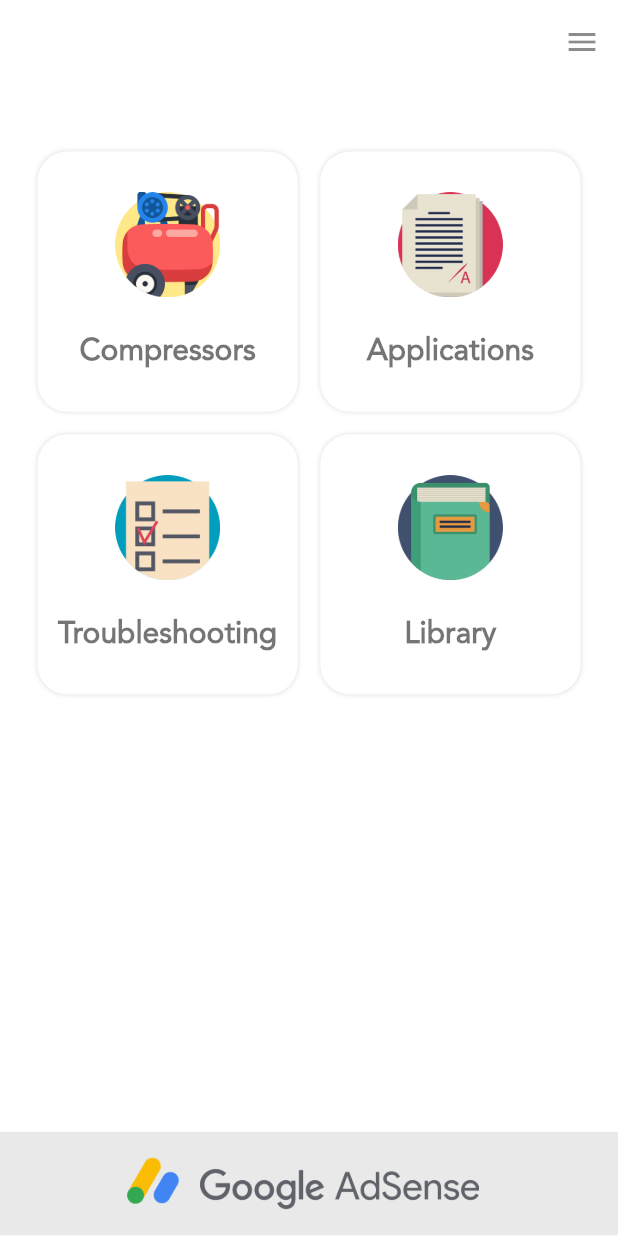
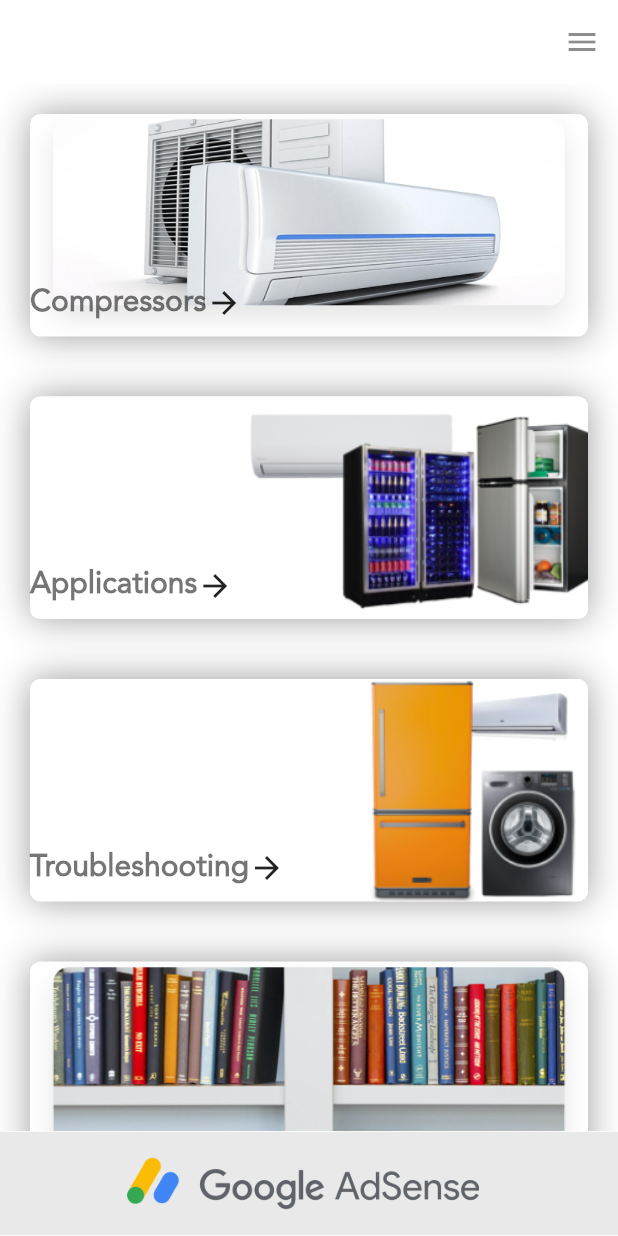
Before and after one commit to khaledshehata1997/hvacr_toolbox, a Flutter app: the MainScreen screen opened directly, on a phone screen of 412 x 824 dp. Run offline on Flutter 3.47's test engine with Material 2 defaults, Android fonts, the phone set to English and light mode, and no system bars; our stand-ins replace splashscreen, video_player.

Commit message:
4 commit (khaled)

```diff
--- a/lib/screens/MainScreen.dart
+++ b/lib/screens/MainScreen.dart
@@ -25,48 +25,50 @@ class _MainScreenState extends State<MainScreen> {
         width:MediaQuery.of(context).size.width,
         child: Image(image: AssetImage("images/group_2.png")),
       ),
-      appBar: appbar(context, " ", false , isdrawer: true , scaffoldKey:_scaffoldKey ),
-      drawer: drawer(context),
-      body: Container(
-        margin: EdgeInsets.only(top:20),
-        padding: EdgeInsets.all(20),
-        alignment: Alignment.center,
-        width: MediaQuery.of(context).size.width,
-        height: MediaQuery.of(context).size.height,
-        child:GridView.count(
-        crossAxisCount: 2,
-        crossAxisSpacing: 5,
-        mainAxisSpacing: 5,
+      appBar: appbar(context, " ", false , isdrawer: true , scaffoldKey:_scaffoldKey ) ,
+      drawer: drawer(context,),
+      body: ListView(
         children: [
-          mainCards( "images/compressor.png" , "Compressors"),
-          mainCards( "images/evaluation.png" , "Applications"),
-          mainCards( "images/questionary.png" , "Troubleshooting"),
-          mainCards( "images/book_5.png" , "Library")
-
+          mainCards( "images/home_images/compr.png" , "Compressors"),
+          mainCards( "images/home_images/app.png" , "Applications"),
+          mainCards( "images/home_images/torub.png" , "Troubleshooting"),
+          mainCards( "images/home_images/lib.png" , "Library"),
         ],
-        )
       ),
     );
   }
   Widget mainCards(image , text){
     return Container(
-      margin: EdgeInsets.all(5),
-      height: 100,
+
+      margin: EdgeInsets.all(20),
+      width: MediaQuery.of(context).size.width*.85,
+      height: MediaQuery.of(context).size.height*.18,
        decoration: BoxDecoration(
+         image:  DecorationImage(
+           image: AssetImage(image),
+           fit: BoxFit.cover,
+         ),
         color: Colors.white,
-        borderRadius: BorderRadius.circular(20),
+        borderRadius: BorderRadius.circular(7),
         boxShadow: [
-          BoxShadow(color: Colors.black12 , blurRadius: 2 , spreadRadius: 0)]
+          BoxShadow(
+              color: Colors.grey
+            , blurRadius: 20,
+          )]
       ),
-      child: Column(
-        mainAxisAlignment: MainAxisAlignment.center,
+      child: Stack(
         children: [
-          Container(
-            width: 70,
-            height: 70,
-            child: Image(image: AssetImage(image))),
-          SizedBox(height:25),
-          Text(text , style:TextStyle(color: Colors.black54 , fontSize:20 , fontWeight: FontWeight.w600) )
+          Positioned(
+            bottom: 10,
+            child: Row(
+              mainAxisAlignment: MainAxisAlignment.spaceBetween,
+              children: [
+                Text(text , style:TextStyle(color: Colors.black54 , fontSize:20 , fontWeight: FontWeight.w600) ),
+                Icon(Icons.arrow_forward)
+              ],
+            ),
+          )
+
         ],
       ),
     );
--- a/lib/screens/auth_screens/splash.dart
+++ b/lib/screens/auth_screens/splash.dart
@@ -1,5 +1,7 @@
 import 'package:flutter/material.dart';
+import 'package:hvacr_tool_box/screens/MainScreen.dart';
 import 'package:splashscreen/splashscreen.dart';
+
 class Splash extends StatefulWidget {
   @override
   _SplashState createState() => new _SplashState();
@@ -9,9 +11,9 @@ class _SplashState extends State<Splash> {
   @override
   Widget build(BuildContext context) {
     return new SplashScreen(
-      useLoader: true,
+        useLoader: true,
         seconds: 2,
-        //navigateAfterSeconds: new Login(),
+        navigateAfterSeconds: new MainScreen(),
 
 
         image: new Image.asset('logos/logo_h.png'),
--- a/pubspec.yaml
+++ b/pubspec.yaml
@@ -30,7 +30,9 @@ dependencies:
   cupertino_icons: ^1.0.0
   splashscreen: ^1.3.5
   provider: ^4.3.2+3
-  video_player: ^1.0.1
+  video_player:
+  flappy_search_bar: ^1.7.2
+
 
 
 dev_dependencies:
@@ -52,6 +54,7 @@ flutter:
   assets:
   - logos/
   - images/
+  - images/home_images/
   #   - images/a_dot_ham.jpeg
 
   # An image asset can refer to one or more resolution-specific "variants", see
```
Also changed, not shown: lib/main.dart (+16 -1 lines), lib/screens/applications/air_conditioner.dart (added, +58 -0 lines), lib/screens/applications/application.dart (added, +45 -0 lines), images/compressor.png (deleted), images/evaluation.png (deleted), images/home_images/app.png (added), images/home_images/compr.png (added), images/home_images/lib.png (added), images/home_images/torub.png (added), images/questionary.png (deleted), logos/logo.png (added), pubspec.lock.
